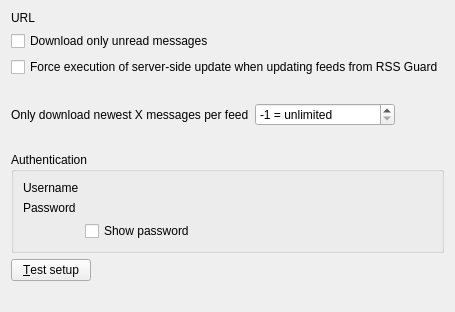
The window that src/librssguard/services/owncloud/gui/owncloudaccountdetails.ui (martinrotter/rssguard) describes before a commit, drawn with Qt 5.
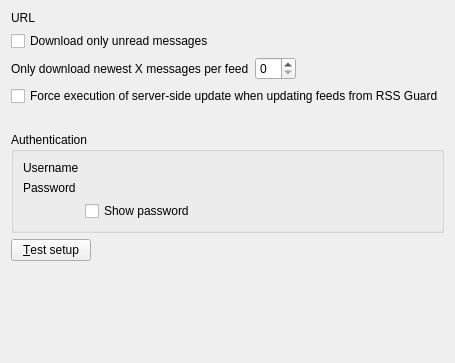
The same window after the commit. Custom widgets are drawn as their Qt base class.

What changed in the file:
```diff
--- a/src/librssguard/services/owncloud/gui/owncloudaccountdetails.ui
+++ b/src/librssguard/services/owncloud/gui/owncloudaccountdetails.ui
@@ -6,12 +6,29 @@
    <rect>
     <x>0</x>
     <y>0</y>
-    <width>430</width>
-    <height>312</height>
+    <width>433</width>
+    <height>363</height>
    </rect>
   </property>
   <layout class="QFormLayout" name="formLayout">
-   <item row="1" column="0">
+   <item row="0" column="0" colspan="2">
+    <layout class="QHBoxLayout" name="horizontalLayout">
+     <item>
+      <widget class="QLabel" name="m_lblTitle">
+       <property name="text">
+        <string>URL</string>
+       </property>
+       <property name="buddy">
+        <cstring>m_txtUrl</cstring>
+       </property>
+      </widget>
+     </item>
+     <item>
+      <widget class="LineEditWithStatus" name="m_txtUrl" native="true"/>
+     </item>
+    </layout>
+   </item>
+   <item row="1" column="0" colspan="2">
     <widget class="QCheckBox" name="m_checkDownloadOnlyUnreadMessages">
      <property name="text">
       <string>Download only unread messages</string>
@@ -19,13 +36,8 @@
     </widget>
    </item>
    <item row="2" column="0" colspan="2">
-    <widget class="QCheckBox" name="m_checkServerSideUpdate">
-     <property name="text">
-      <string>Force execution of server-side update when updating feeds from RSS Guard</string>
-     </property>
-    </widget>
-   </item>
-   <item row="4" column="0">
+    <layout class="QHBoxLayout" name="horizontalLayout_3">
+     <item>
     <widget class="QLabel" name="label">
      <property name="text">
       <string>Only download newest X messages per feed</string>
@@ -35,45 +47,41 @@
      </property>
     </widget>
    </item>
-   <item row="4" column="1">
-    <widget class="QSpinBox" name="m_spinLimitMessages">
+     <item>
+      <widget class="MessageCountSpinBox" name="m_spinLimitMessages">
      <property name="maximumSize">
       <size>
        <width>140</width>
        <height>16777215</height>
       </size>
      </property>
-     <property name="suffix">
-      <string> = unlimited</string>
-     </property>
-     <property name="minimum">
-      <number>-1</number>
-     </property>
-     <property name="maximum">
-      <number>1000</number>
-     </property>
-     <property name="value">
-      <number>-1</number>
-     </property>
-    </widget>
-   </item>
-   <item row="0" column="0" colspan="2">
-    <layout class="QHBoxLayout" name="horizontalLayout">
+      </widget>
+     </item>
      <item>
-      <widget class="QLabel" name="m_lblTitle">
-       <property name="text">
-        <string>URL</string>
+      <spacer name="horizontalSpacer">
+       <property name="orientation">
+        <enum>Qt::Horizontal</enum>
        </property>
-       <property name="buddy">
-        <cstring>m_txtUrl</cstring>
+       <property name="sizeHint" stdset="0">
+        <size>
+         <width>40</width>
+         <height>20</height>
+        </size>
        </property>
-      </widget>
-     </item>
-     <item>
-      <widget class="LineEditWithStatus" name="m_txtUrl" native="true"/>
+      </spacer>
      </item>
     </layout>
    </item>
+   <item row="4" column="0" colspan="2">
+    <widget class="QLabel" name="m_lblServerSideUpdateInformation">
+     <property name="text">
+      <string/>
+     </property>
+     <property name="wordWrap">
+      <bool>true</bool>
+     </property>
+    </widget>
+   </item>
    <item row="6" column="0" colspan="2">
     <widget class="QGroupBox" name="m_gbAuthentication">
      <property name="toolTip">
@@ -149,7 +157,7 @@
      </item>
     </layout>
    </item>
-   <item row="8" column="0" colspan="2">
+   <item row="8" column="0">
     <spacer name="verticalSpacer">
      <property name="orientation">
       <enum>Qt::Vertical</enum>
@@ -162,23 +170,10 @@
      </property>
     </spacer>
    </item>
-   <item row="5" column="0" colspan="2">
-    <widget class="QLabel" name="m_lblLimitMessages">
-     <property name="text">
-      <string/>
-     </property>
-     <property name="wordWrap">
-      <bool>true</bool>
-     </property>
-    </widget>
-   </item>
    <item row="3" column="0" colspan="2">
-    <widget class="QLabel" name="m_lblServerSideUpdateInformation">
+    <widget class="QCheckBox" name="m_checkServerSideUpdate">
      <property name="text">
-      <string/>
-     </property>
-     <property name="wordWrap">
-      <bool>true</bool>
+      <string>Force execution of server-side update when updating feeds from RSS Guard</string>
      </property>
     </widget>
    </item>
@@ -197,6 +192,11 @@
    <header>labelwithstatus.h</header>
    <container>1</container>
   </customwidget>
+  <customwidget>
+   <class>MessageCountSpinBox</class>
+   <extends>QSpinBox</extends>
+   <header>messagecountspinbox.h</header>
+  </customwidget>
  </customwidgets>
  <tabstops>
   <tabstop>m_checkDownloadOnlyUnreadMessages</tabstop>
```
Lines whose indentation alone changed are shown as unchanged.
